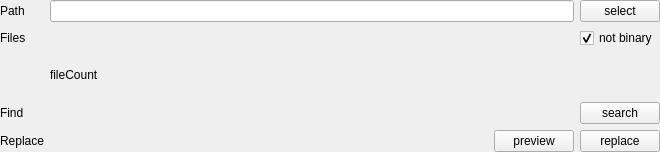
This is src/widget/searchoptionswidget.ui in mugiseyebrows/mugi-grep as Qt 5 draws it before an edit. The edited form follows.
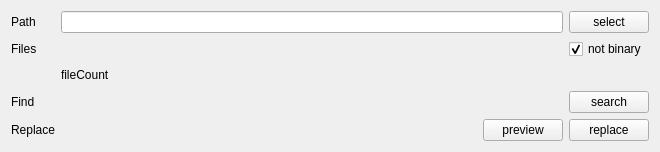
This is the edited form. Custom widgets are drawn as their Qt base class.

Diff of the .ui file:
```diff
--- a/src/widget/searchoptionswidget.ui
+++ b/src/widget/searchoptionswidget.ui
@@ -14,20 +14,14 @@
    <string>Form</string>
   </property>
   <layout class="QVBoxLayout" name="verticalLayout">
-   <property name="leftMargin">
-    <number>0</number>
-   </property>
-   <property name="topMargin">
-    <number>0</number>
-   </property>
-   <property name="rightMargin">
-    <number>0</number>
-   </property>
-   <property name="bottomMargin">
-    <number>0</number>
-   </property>
    <item>
     <layout class="QGridLayout" name="gridLayout">
+     <property name="leftMargin">
+      <number>0</number>
+     </property>
+     <property name="rightMargin">
+      <number>0</number>
+     </property>
      <item row="3" column="1">
       <widget class="RXInput" name="pattern" native="true"/>
      </item>
```
